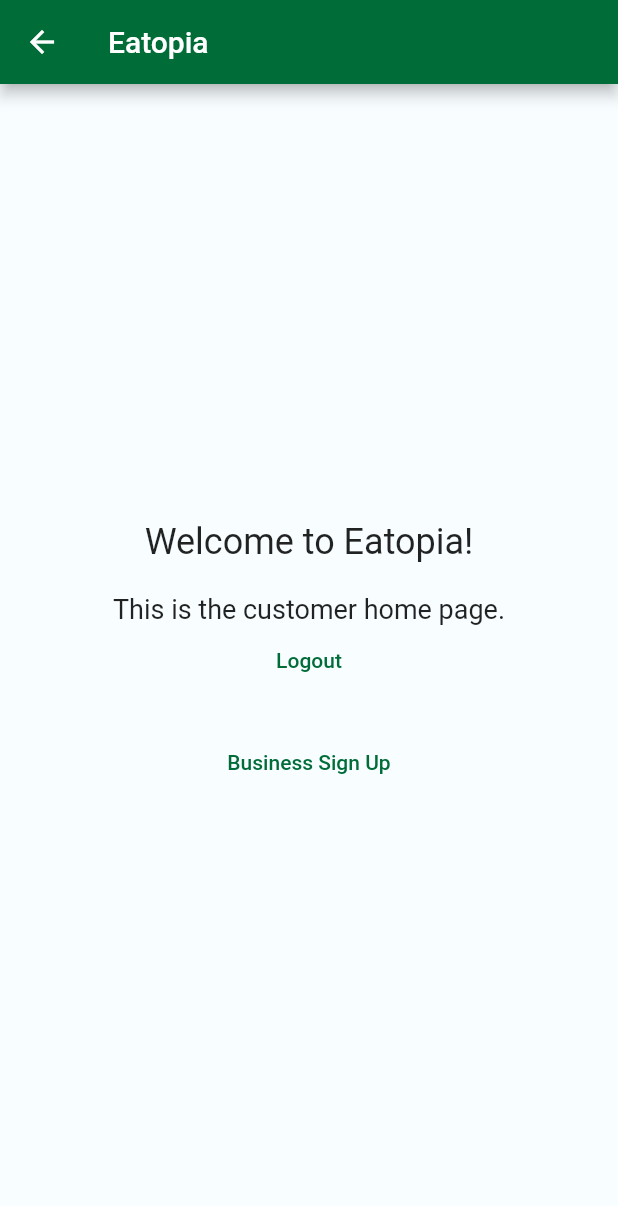
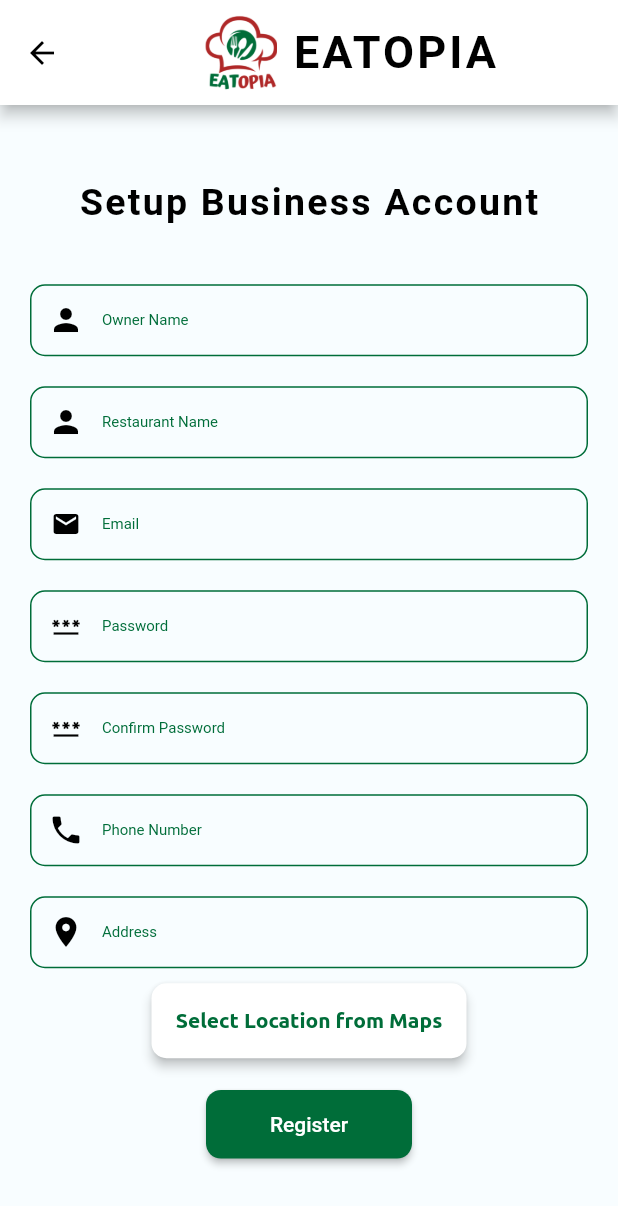
Before and after one commit to ghufran1054/Eatopia-Refactored, a Flutter app: the CustomerHomeScreen screen opened by its route, after a tap on "Business Sign Up", on a phone screen of 412 x 824 dp. Shown: the top 1206 px of the screen. Run offline on Flutter 3.47's test engine with Material 2 defaults, Android fonts, the phone set to English and light mode, and no system bars; our stand-ins replace cloud_firestore, email_validator, firebase_auth, firebase_core, flutter_spinkit, geolocator and 4 more; accounts and stored records are empty.

Commit message:
Added Maps

```diff
--- a/lib/main.dart
+++ b/lib/main.dart
@@ -1,5 +1,6 @@
 import 'package:eatopia_refactored/firebase/authentication/auth_services.dart';
 import 'package:eatopia_refactored/routes/routes.dart';
+import 'package:eatopia_refactored/services/maps_services.dart';
 import 'package:eatopia_refactored/utils/theme.dart';
 import 'package:firebase_core/firebase_core.dart';
 import 'package:flutter/material.dart';
@@ -18,13 +19,13 @@ void main() async {
 class MyApp extends StatelessWidget {
   const MyApp({super.key});
 
-  // This widget is the root of your application.
   @override
   Widget build(BuildContext context) {
     return MultiProvider(
         providers: [
           ChangeNotifierProvider(create: (_) => ThemeManager()),
           ChangeNotifierProvider(create: (_) => AuthServices()),
+          ChangeNotifierProvider(create: (_) => MapsServices()),
         ],
         builder: (context, child) {
           return MaterialApp(
--- a/lib/routes/routes.dart
+++ b/lib/routes/routes.dart
@@ -1,10 +1,13 @@
 import 'package:eatopia_refactored/views/common/login_screen.dart';
+import 'package:eatopia_refactored/views/common/map_screen.dart';
 import 'package:eatopia_refactored/views/customer/customer_home_screen.dart';
 import 'package:eatopia_refactored/views/customer/sign_up_screen.dart';
 import 'package:eatopia_refactored/views/common/splash_screen.dart';
 import 'package:eatopia_refactored/views/common/welcome_screen.dart';
 import 'package:eatopia_refactored/views/restaurant/restaurant_home_screen.dart';
 import 'package:flutter/material.dart';
+
+import '../views/restaurant/restaurant_sign_up.dart';
 
 class RouteManager {
   static const String splashScreen = '/';
@@ -14,6 +17,8 @@ class RouteManager {
   static const String userSignUpScreenTwo = '/userSignUpScreenTwo';
   static const String customerHomeScreen = '/customerHomeScreen';
   static const String restaurantHomeScreen = '/restaurantHomeScreen';
+  static const String businessSignUpScreen = '/businessSignUpScreen';
+  static const String mapScreen = '/mapScreen';
 
   static Route<dynamic> generateRoute(RouteSettings settings) {
     switch (settings.name) {
@@ -45,6 +50,14 @@ class RouteManager {
         return MaterialPageRoute<dynamic>(
           builder: (_) => const RestaurantHomeScreen(),
         );
+      case businessSignUpScreen:
+        return MaterialPageRoute<dynamic>(
+          builder: (_) => const BusinessSignUpScreen(),
+        );
+      case mapScreen:
+        return MaterialPageRoute<dynamic>(
+          builder: (_) => const MapScreen(),
+        );
       default:
         return MaterialPageRoute<dynamic>(
           builder: (_) => Scaffold(
--- a/lib/views/customer/customer_home_screen.dart
+++ b/lib/views/customer/customer_home_screen.dart
@@ -35,7 +35,12 @@ class CustomerHomeScreen extends StatelessWidget {
                 },
                 child: const Text("Logout")),
             const SizedBox(height: 20),
-            TextButton(onPressed: () {}, child: const Text("Business Sign Up")),
+            TextButton(
+                onPressed: () {
+                  Navigator.pushNamed(
+                      context, RouteManager.businessSignUpScreen);
+                },
+                child: const Text("Business Sign Up")),
           ],
         ),
       ),
--- /dev/null
+++ b/lib/views/restaurant/restaurant_sign_up.dart
@@ -0,0 +1,266 @@
+import 'package:eatopia_refactored/routes/routes.dart';
+import 'package:flutter/material.dart';
+import 'package:email_validator/email_validator.dart';
+import '../../widgets/custom_text_field.dart';
+
+////IN FIRST PAGE WE WILL GET THE EMAIL AND PASSWORD AND VERIFY IF THE USER EXISTS OR NOT
+class BusinessSignUpScreen extends StatefulWidget {
+  const BusinessSignUpScreen({super.key});
+
+  @override
+  State<BusinessSignUpScreen> createState() => _BusinessSignUpScreenState();
+}
+
+class _BusinessSignUpScreenState extends State<BusinessSignUpScreen> {
+  //This _formKey will help us validate the inputs (check whether the user has entered the correct input or not)
+  final _formKey = GlobalKey<FormState>();
+  final emailController = TextEditingController();
+  final passwordController = TextEditingController();
+  final ownerController = TextEditingController();
+  final phoneController = TextEditingController();
+  final addressController = TextEditingController();
+  final confirmPasswordController = TextEditingController();
+  final restaurantController = TextEditingController();
+  @override
+  void dispose() {
+    emailController.dispose();
+    passwordController.dispose();
+    ownerController.dispose();
+    phoneController.dispose();
+    addressController.dispose();
+    confirmPasswordController.dispose();
+    restaurantController.dispose();
+    super.dispose();
+  }
+
+  @override
+  Widget build(BuildContext context) {
+    final primaryColor = Theme.of(context).primaryColor;
+
+    return Stack(children: [
+      Scaffold(
+          appBar: AppBar(
+              iconTheme: const IconThemeData(
+                color: Colors.black,
+              ),
+              centerTitle: true,
+              backgroundColor: Colors.white,
+              toolbarHeight: 70,
+              title: const Row(
+                  mainAxisAlignment: MainAxisAlignment.center,
+                  children: [
+                    Image(
+                        image: AssetImage('assets/images/eatopia.png'),
+                        height: 50),
+                    SizedBox(width: 10),
+                    Text('EATOPIA',
+                        style: TextStyle(
+                            color: Colors.black,
+                            letterSpacing: 2,
+                            fontSize: 30,
+                            fontWeight: FontWeight.bold))
+                  ])),
+          body: Container(
+              padding: const EdgeInsets.symmetric(horizontal: 20),
+              child: Center(
+                child: SingleChildScrollView(
+                  child: Column(
+                    mainAxisAlignment: MainAxisAlignment.center,
+                    mainAxisSize: MainAxisSize.max,
+                    children: [
+                      const Text(
+                        'Setup Business Account',
+                        style: TextStyle(
+                          color: Colors.black,
+                          fontSize: 25,
+                          fontWeight: FontWeight.bold,
+                          letterSpacing: 1.5,
+                        ),
+                      ),
+                      const SizedBox(height: 40),
+                      Form(
+                          key: _formKey,
+                          child: Column(
+                            children: [
+                              //Owner NAME TEXT FIELD
+                              CustomTextField(
+                                  icon: const Icon(
+                                    Icons.person,
+                                    color: Colors.black,
+                                  ),
+                                  labelText: 'Owner Name',
+                                  hintText: 'Enter your name',
+                                  validator: (value) {
+                                    if (value!.isEmpty) {
+                                      return 'Please enter your name';
+                                    }
+                                    return null;
+                                  },
+                                  textController: ownerController,
+                                  boxH: 100,
+                                  primaryColor: primaryColor),
+                              const SizedBox(height: 20),
+
+                              //Restaurant NAME TEXT FIELD
+                              CustomTextField(
+                                  icon: const Icon(
+                                    Icons.person,
+                                    color: Colors.black,
+                                  ),
+                                  labelText: 'Restaurant Name',
+                                  hintText: 'Enter your Restaurant name',
+                                  validator: (value) {
+                                    if (value!.isEmpty) {
+                                      return 'Please enter Restaurant name';
+                                    }
+                                    return null;
+                                  },
+                                  textController: restaurantController,
+                                  boxH: 100,
+                                  primaryColor: primaryColor),
+                              const SizedBox(height: 20),
+
+                              //EMAIL TEXT FIELD
+                              CustomTextField(
+                                  icon: const Icon(
+                                    Icons.email,
+                                    color: Colors.black,
+                                    size: 20,
+                                  ),
+                                  labelText: 'Email',
+                                  hintText: 'Enter your email',
+                                  validator: (value) {
+                                    if (value!.isEmpty) {
+                                      return 'Please enter your email';
+                                    }
+                                    if (!EmailValidator.validate(value)) {
+                                      return 'Please enter a valid email';
+                                    }
+                                    return null;
+                                  },
+                                  textController: emailController,
+                                  boxH: 100,
+                                  primaryColor: primaryColor),
+                              const SizedBox(height: 20),
+
+                              PasswordTextField(
+                                  validator: (value) {
+                                    if (value!.isEmpty) {
+                                      return 'Please enter your password';
+                                    }
+                                    if (value.length < 6) {
+                                      return 'Password must be at least 6 characters';
+                                    }
+                                    return null;
+                                  },
+                                  labelText: 'Password',
+                                  hintText: 'Enter your password',
+                                  passwordController: passwordController,
+                                  boxPassH: 100,
+                                  primaryColor: primaryColor),
+                              const SizedBox(height: 20),
+
+                              //CONFIRM PASSWORD TEXT FIELD
+                              PasswordTextField(
+                                  validator: (value) {
+                                    if (value!.isEmpty) {
+                                      return 'Please enter your password';
+                                    }
+                                    if (value.length < 6) {
+                                      return 'Password must be at least 6 characters';
+                                    }
+                                    if (value != passwordController.text) {
+                                      return 'Passwords do not match';
+                                    }
+                                    return null;
+                                  },
+                                  labelText: 'Confirm Password',
+                                  hintText: 'Confirm your password',
+                                  passwordController: confirmPasswordController,
+                                  boxPassH: 100,
+                                  primaryColor: primaryColor),
+                              const SizedBox(height: 20),
+
+                              //Phone Number Text Field
+                              CustomTextField(
+                                  inputType: TextInputType.phone,
+                                  icon: const Icon(
+                                    Icons.phone,
+                                    color: Colors.black,
+                                  ),
+                                  labelText: 'Phone Number',
+                                  hintText: 'Enter your phone number',
+                                  validator: (value) {
+                                    if (value!.isEmpty) {
+                                      return 'Please enter your phone number';
+                                    }
+                                    return null;
+                                  },
+                                  textController: phoneController,
+                                  boxH: 100,
+                                  primaryColor: primaryColor),
+                              const SizedBox(height: 20),
+
+                              //Address Text Field
+                              CustomTextField(
+                                  readOnly: true,
+                                  inputType: TextInputType.streetAddress,
+                                  icon: const Icon(
+                                    Icons.location_on,
+                                    color: Colors.black,
+                                  ),
+                                  labelText: 'Address',
+                                  hintText: 'Select your address',
+                                  validator: (value) {
+                                    if (value!.isEmpty) {
+                                      return 'Please Select your address';
+                                    }
+                                    return null;
+                                  },
+                                  textController: addressController,
+                                  boxH: 100,
+                                  primaryColor: primaryColor),
+                              const SizedBox(height: 10),
+                            ],
+                          )),
+                      ElevatedButton(
+                          style: ElevatedButton.styleFrom(
+                              elevation: 3,
+                              backgroundColor: Colors.white,
+                              fixedSize: const Size(210, 50),
+                              shape: RoundedRectangleBorder(
+                                  borderRadius: BorderRadius.circular(10.0))),
+                          onPressed: () async {
+                            Navigator.pushNamed(
+                                context, RouteManager.mapScreen);
+                          },
+                          child: Text(
+                            'Select Location from Maps',
+                            style: TextStyle(
+                                color: primaryColor, fontFamily: 'ubuntu-bold'),
+                          )),
+                      const SizedBox(height: 20),
+                      ElevatedButton(
+                        style: ButtonStyle(
+                            backgroundColor:
+                                MaterialStateProperty.all<Color>(primaryColor),
+                            fixedSize: MaterialStateProperty.all<Size>(Size(
+                                MediaQuery.of(context).size.width / 3,
+                                MediaQuery.of(context).size.height / 18)),
+                            shape: MaterialStateProperty.all<
+                                RoundedRectangleBorder>(
+                              RoundedRectangleBorder(
+                                borderRadius: BorderRadius.circular(10.0),
+                              ),
+                            )),
+                        onPressed: () async {},
+                        child: const Text('Register'),
+                      ),
+                    ],
+                  ),
+                ),
+              ))),
+      // Text('Already have an account?'),
+    ]);
+  }
+}
--- a/lib/widgets/custom_text_field.dart
+++ b/lib/widgets/custom_text_field.dart
@@ -11,6 +11,7 @@ class CustomTextField extends StatefulWidget {
     required this.validator,
     this.icon,
     this.inputType = TextInputType.text,
+    this.readOnly = false,
   }) : _primaryColor = primaryColor;
 
   final TextEditingController textController;
@@ -21,6 +22,7 @@ class CustomTextField extends StatefulWidget {
   final String? Function(String?)? validator;
   final Icon? icon;
   final TextInputType inputType;
+  final bool readOnly;
 
   @override
   State<CustomTextField> createState() => _CustomTextFieldState();
--- a/pubspec.yaml
+++ b/pubspec.yaml
@@ -44,6 +44,10 @@ dependencies:
   shared_preferences:
   email_validator:
   google_sign_in:
+  geocoding:
+  geolocator:
+  shimmer_animation: ^2.1.0+1
+  google_maps_flutter: ^2.3.1
 
 dev_dependencies:
   flutter_test:
```
Also changed, not shown: lib/services/maps_services.dart (added, +64 -0 lines), lib/views/common/login_screen.dart (+28 -20 lines), lib/views/common/map_screen.dart (added, +93 -0 lines), lib/views/customer/sign_up_screen.dart (+68 -37 lines), lib/widgets/custom_shimmer.dart (added, +29 -0 lines), lib/widgets/overlay_loader.dart (added, +22 -0 lines), pubspec.lock, 11 other files.
